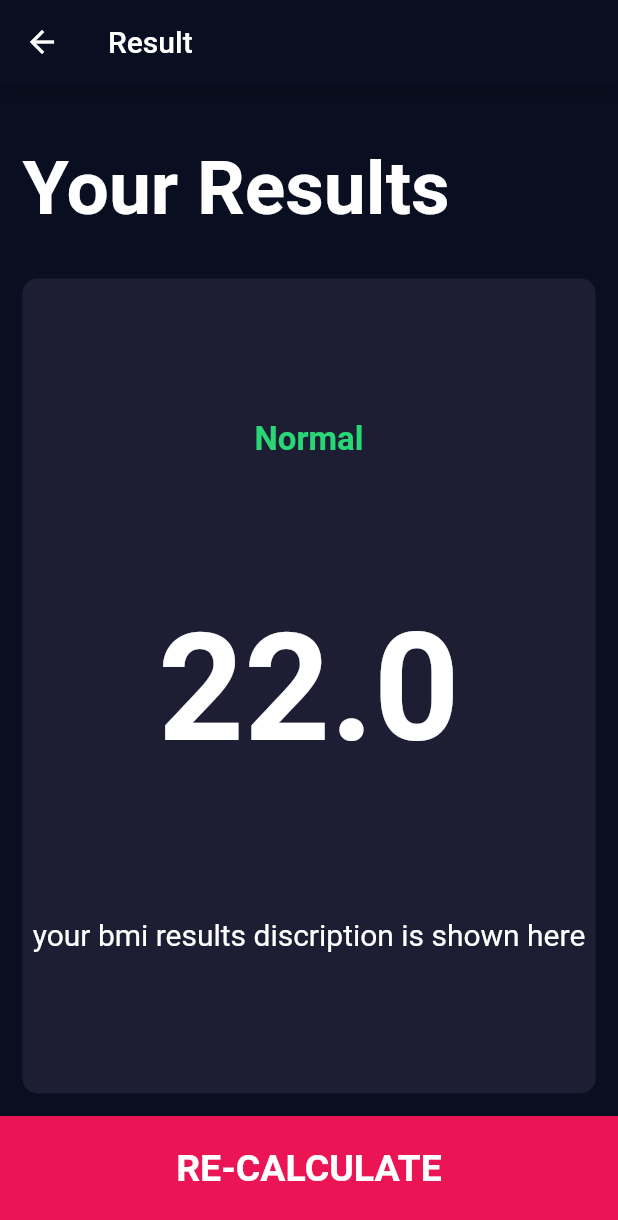
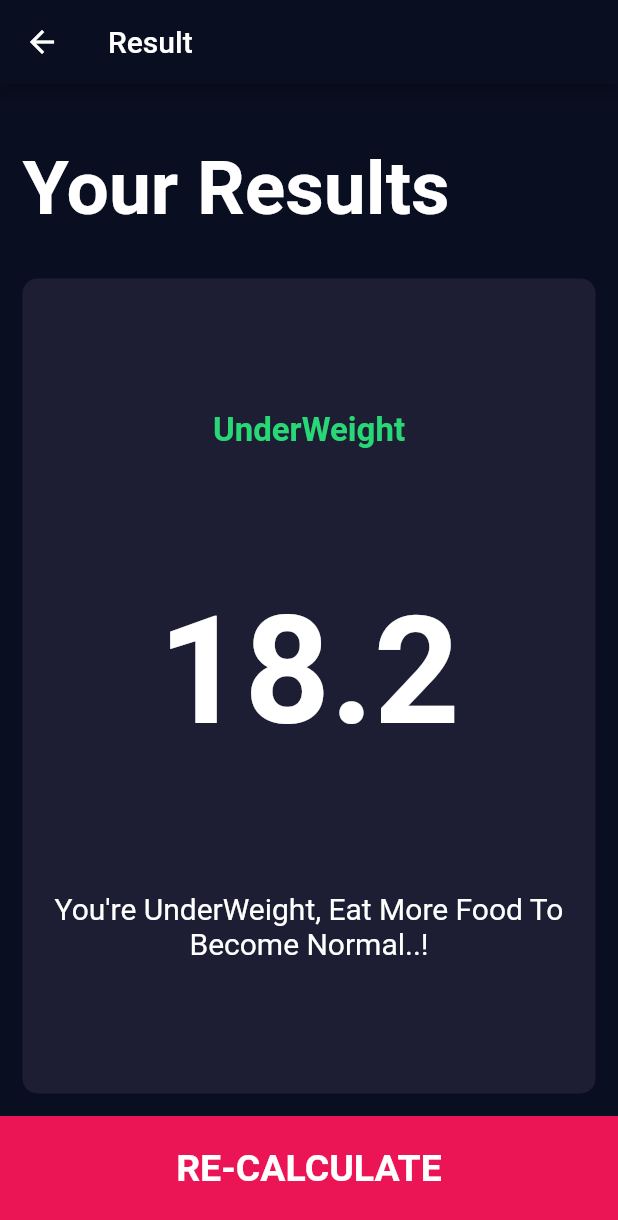
Before and after one commit to HaariRocks/Bmi_Calculator-, a Flutter app: the screen it shows after launch, after a tap on "CALCULATE", on a phone screen of 412 x 824 dp. Shown: the top 1220 px of the screen. Run offline on Flutter 3.47's test engine with Material 2 defaults, Android fonts, the phone set to English and light mode, and no system bars; our stand-ins replace font_awesome_flutter.

Commit message:
added Functionalties to BMi in oder to get Results

```diff
--- /dev/null
+++ b/lib/calculate_result.dart
@@ -0,0 +1,32 @@
+import 'dart:math';
+
+class CalculateResult {
+  CalculateResult({this.height, this.weight});
+  int height;
+  int weight;
+  double _bmi;
+  String calculateBMI() {
+    _bmi = weight / pow(height / 100, 2);
+    return _bmi.toStringAsFixed(1);
+  }
+
+  String getResult() {
+    if (_bmi > 25) {
+      return "OverWeight";
+    } else if (_bmi > 18.5) {
+      return "Normal";
+    } else {
+      return "UnderWeight";
+    }
+  }
+
+  String getInterpolation() {
+    if (_bmi > 25) {
+      return "You\'re OverWeight, Do Exercise To Become Normal..!";
+    } else if (_bmi > 18.5) {
+      return "You\'re Normal,Keep It Up..";
+    } else {
+      return "You\'re UnderWeight, Eat More Food To Become Normal..!";
+    }
+  }
+}
--- a/lib/input_page.dart
+++ b/lib/input_page.dart
@@ -1,4 +1,5 @@
 import 'package:bmi_calc/buttom_button.dart';
+import 'package:bmi_calc/calculate_result.dart';
 import 'package:bmi_calc/custum_child.dart';
 import 'package:bmi_calc/konstants.dart';
 import 'package:bmi_calc/results_page.dart';
@@ -205,10 +206,17 @@ class _InputPageState extends State<InputPage> {
             style: kButtomBTextStyle,
           ),
           onTap: () {
+            CalculateResult calc =
+                CalculateResult(weight: weight, height: height);
+
             Navigator.push(
               context,
               MaterialPageRoute(
-                builder: (context) => ResultsPage(),
+                builder: (context) => ResultsPage(
+                  bmiResult: calc.calculateBMI(),
+                  textResult: calc.getResult(),
+                  interpolationResult: calc.getInterpolation(),
+                ),
               ),
             );
           },
--- a/lib/results_page.dart
+++ b/lib/results_page.dart
@@ -4,6 +4,12 @@ import 'package:bmi_calc/reusefulCard.dart';
 import 'package:flutter/material.dart';
 
 class ResultsPage extends StatelessWidget {
+  final String bmiResult;
+  final String textResult;
+  final String interpolationResult;
+
+  ResultsPage({this.bmiResult, this.textResult, this.interpolationResult});
+
   @override
   Widget build(BuildContext context) {
     return Scaffold(
@@ -33,15 +39,15 @@ class ResultsPage extends StatelessWidget {
                 crossAxisAlignment: CrossAxisAlignment.center,
                 children: <Widget>[
                   Text(
-                    "Normal",
+                    textResult,
                     style: kResultTextStyle,
                   ),
                   Text(
-                    "22.0",
+                    bmiResult,
                     style: kBmiTextStyle,
                   ),
                   Text(
-                    "your bmi results discription is shown here",
+                    interpolationResult,
                     textAlign: TextAlign.center,
                     style: TextStyle(
                       fontSize: 20.0,
```
